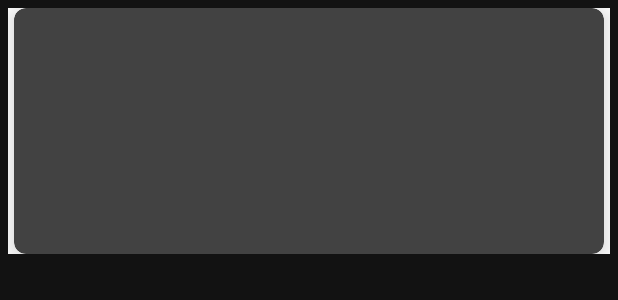
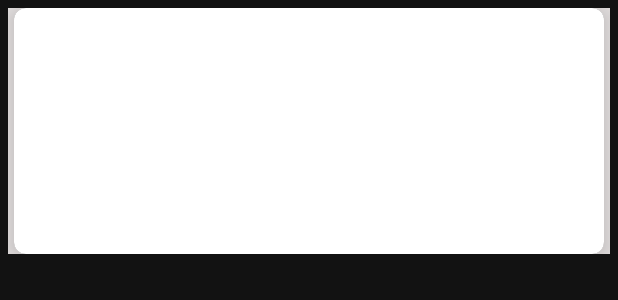
Before and after one commit to MaheshSaka24/assignment, an Android app: the layout layout_view_books_item.xml on its own in the app's theme, with its tools: preview values and no code run, on a phone screen of 412 x 824 dp. Shown: the top 300 px of the screen. Run offline under Robolectric (Android 15) with nearby library versions, the phone set to English and light mode, and no system bars.

Commit message:
Files Changes

```diff
--- a/app/src/main/java/com/assignment/xento/ui/dashboard/DashBoardActivity.kt
+++ b/app/src/main/java/com/assignment/xento/ui/dashboard/DashBoardActivity.kt
@@ -11,7 +11,6 @@ import com.assignment.xento.databinding.ActivityDashboardBinding
 import com.assignment.xento.ui.dashboard.books.fragment.BookFragment
 import com.assignment.xento.ui.dashboard.news.fragment.NewsFragment
 import com.assignment.xento.ui.dashboard.viewmodel.DashBoardViewModel
-import com.assignment.xento.ui.main.SectionsPagerAdapter
 import dagger.hilt.android.AndroidEntryPoint
 
 @AndroidEntryPoint
--- a/app/src/main/res/layout/layout_view_books_item.xml
+++ b/app/src/main/res/layout/layout_view_books_item.xml
@@ -5,8 +5,8 @@
     <androidx.constraintlayout.widget.ConstraintLayout
         android:layout_width="match_parent"
         android:layout_height="wrap_content"
-        android:background="@color/white"
-        android:layout_margin="5dp">
+        android:layout_margin="5dp"
+        android:background="@color/gray">
 
         <androidx.cardview.widget.CardView
             android:layout_width="match_parent"
@@ -18,7 +18,8 @@
 
             <androidx.constraintlayout.widget.ConstraintLayout
                 android:layout_width="match_parent"
-                android:layout_height="wrap_content">
+                android:layout_height="wrap_content"
+                android:background="@color/white">
 
                 <androidx.appcompat.widget.AppCompatImageView
                     android:id="@+id/imageViewBook"
@@ -36,7 +37,7 @@
                     android:layout_margin="5dp"
                     android:padding="3dp"
                     android:textColor="@color/black"
-                    android:textSize="15sp"
+                    android:textSize="17sp"
                     app:layout_constraintEnd_toEndOf="parent"
                     app:layout_constraintStart_toEndOf="@+id/imageViewBook"
                     app:layout_constraintTop_toTopOf="parent" />
@@ -48,7 +49,7 @@
                     android:layout_margin="5dp"
                     android:padding="3dp"
                     android:textColor="@color/black"
-                    android:textSize="11sp"
+                    android:textSize="15sp"
                     app:layout_constraintEnd_toEndOf="parent"
                     app:layout_constraintStart_toEndOf="@+id/imageViewBook"
                     app:layout_constraintTop_toBottomOf="@+id/txtViewBookTitle" />
@@ -60,7 +61,7 @@
                     android:layout_margin="5dp"
                     android:padding="3dp"
                     android:textColor="@color/black"
-                    android:textSize="11sp"
+                    android:textSize="13sp"
                     app:layout_constraintEnd_toEndOf="parent"
                     app:layout_constraintStart_toEndOf="@+id/imageViewBook"
                     app:layout_constraintTop_toBottomOf="@+id/txtViewBookPublisher" />
@@ -72,7 +73,7 @@
                     android:layout_margin="10dp"
                     android:padding="3dp"
                     android:textColor="@color/black"
-                    android:textSize="11sp"
+                    android:textSize="12sp"
                     app:layout_constraintEnd_toEndOf="parent"
                     app:layout_constraintTop_toBottomOf="@+id/txtViewPageCount" />
 
```
